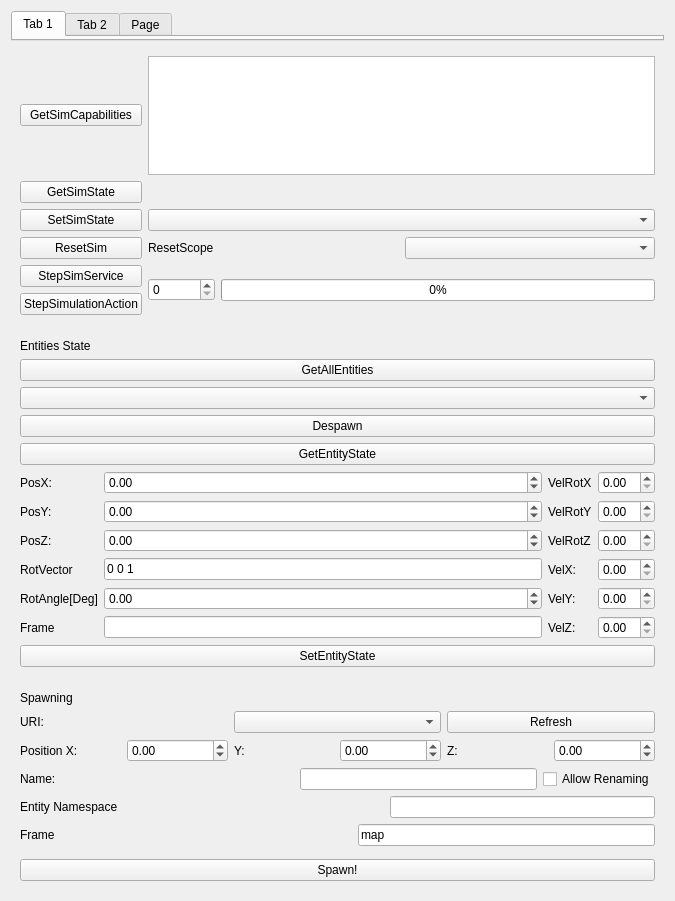
RobotecAI/q_simulation_interfaces, file src/sim_widget.ui: the form before one commit.
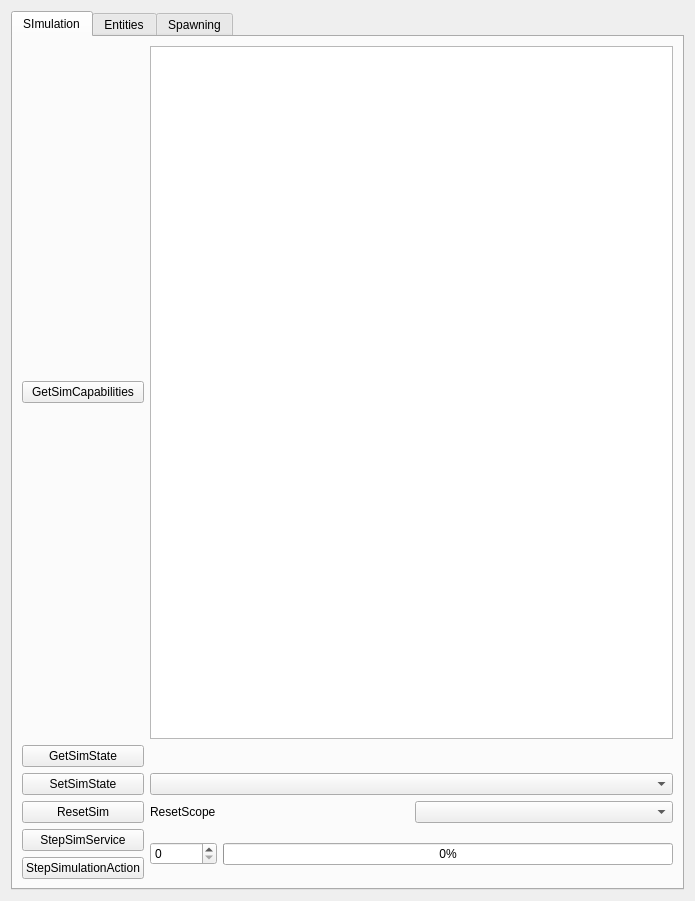
The form after the commit.

Commit message: Change into tabs

```diff
--- a/src/sim_widget.ui
+++ b/src/sim_widget.ui
@@ -6,32 +6,20 @@
    <rect>
     <x>0</x>
     <y>0</y>
-    <width>675</width>
+    <width>695</width>
     <height>901</height>
    </rect>
   </property>
   <layout class="QVBoxLayout" name="verticalLayout_4">
    <item>
     <widget class="QTabWidget" name="tabWidget">
-     <widget class="QWidget" name="simulation_2">
+     <property name="currentIndex">
+      <number>0</number>
+     </property>
+     <widget class="QWidget" name="simulation">
       <attribute name="title">
-       <string>Tab 1</string>
+       <string>SImulation</string>
       </attribute>
-     </widget>
-     <widget class="QWidget" name="entities_2">
-      <attribute name="title">
-       <string>Tab 2</string>
-      </attribute>
-     </widget>
-     <widget class="QWidget" name="spawning_2">
-      <attribute name="title">
-       <string>Page</string>
-      </attribute>
-     </widget>
-    </widget>
-   </item>
-   <item>
-    <widget class="QWidget" name="simulation" native="true">
      <layout class="QGridLayout" name="gridLayout">
       <item row="1" column="2">
        <widget class="QListWidget" name="listCapabilities"/>
@@ -129,17 +117,11 @@
       </item>
      </layout>
     </widget>
-   </item>
-   <item>
-    <widget class="QWidget" name="entities" native="true">
+     <widget class="QWidget" name="entities">
+      <attribute name="title">
+       <string>Entities</string>
+      </attribute>
      <layout class="QVBoxLayout" name="verticalLayout">
-      <item>
-       <widget class="QLabel" name="label">
-        <property name="text">
-         <string>Entities State</string>
-        </property>
-       </widget>
-      </item>
       <item>
        <widget class="QPushButton" name="getAllEntitiesButton">
         <property name="text">
@@ -342,17 +324,11 @@
       </item>
      </layout>
     </widget>
-   </item>
-   <item>
-    <widget class="QWidget" name="spawning" native="true">
-     <layout class="QVBoxLayout" name="verticalLayout_2">
-      <item>
-       <widget class="QLabel" name="label_2">
-        <property name="text">
+     <widget class="QWidget" name="spawning">
+      <attribute name="title">
          <string>Spawning</string>
-        </property>
-       </widget>
-      </item>
+      </attribute>
+      <layout class="QVBoxLayout" name="verticalLayout_2">
       <item>
        <layout class="QHBoxLayout" name="horizontalLayout_2">
         <item>
@@ -542,6 +518,7 @@
        </widget>
       </item>
      </layout>
+     </widget>
     </widget>
    </item>
   </layout>
```
Lines whose indentation alone changed are shown as unchanged.
